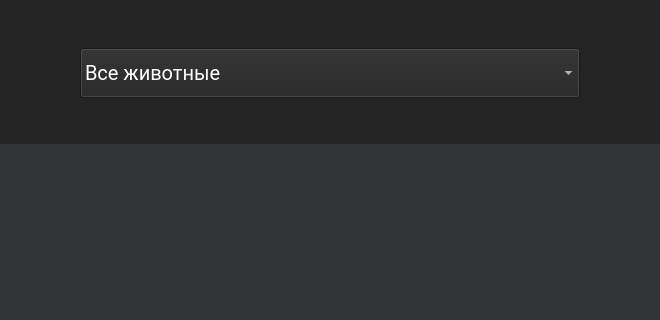
The window that view/list_animals.ui (Yelesin/CourseWorkDatabase) describes before a commit, drawn with Qt 5; both pictures show x 239 to 899 and y 0 to 320 of the 1137 by 691 pixel window.
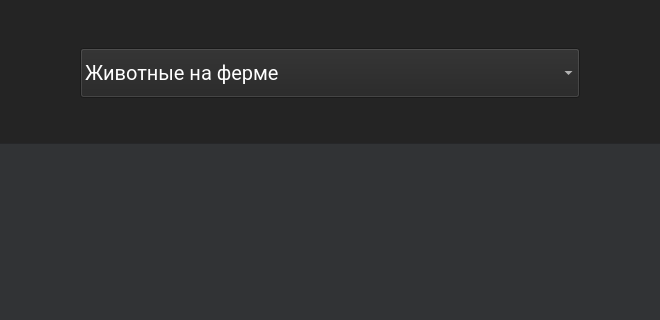
The same window after the commit.

Patch:
```diff
--- a/view/list_animals.ui
+++ b/view/list_animals.ui
@@ -72,7 +72,7 @@
         </property>
         <item>
          <property name="text">
-          <string>Все животные</string>
+          <string>Животные на ферме</string>
          </property>
         </item>
         <item>
```
